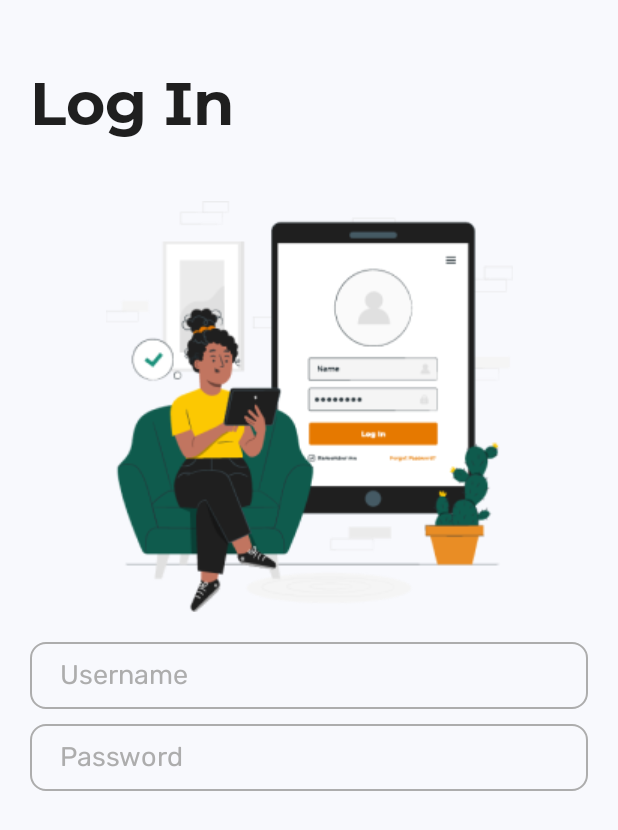
After one commit to jason-285/ReVogue, an Android app: the layout activity_login.xml on its own in the app's theme, with its tools: preview values and no code run, on a phone screen of 412 x 824 dp. The commit adds this screen. Shown: the top 830 px of the screen. Run offline under Robolectric (Android 15) with nearby library versions, the phone set to English and light mode, and no system bars.

Commit message:
Splash Screen and Login Screen Desing

```diff
--- a/app/src/main/AndroidManifest.xml
+++ b/app/src/main/AndroidManifest.xml
@@ -13,7 +13,10 @@
         android:theme="@style/Base.Theme.ReVogue"
         tools:targetApi="31">
         <activity
-            android:name=".MainActivity"
+            android:name=".Login"
+            android:exported="false" />
+        <activity
+            android:name=".SplasScreen"
             android:exported="true">
             <intent-filter>
                 <action android:name="android.intent.action.MAIN" />
--- a/app/src/main/java/com/jason/revogue/MainActivity.java
+++ b/app/src/main/java/com/jason/revogue/Login.java
@@ -4,11 +4,11 @@ import androidx.appcompat.app.AppCompatActivity;
 
 import android.os.Bundle;
 
-public class MainActivity extends AppCompatActivity {
+public class Login extends AppCompatActivity {
 
     @Override
     protected void onCreate(Bundle savedInstanceState) {
         super.onCreate(savedInstanceState);
-        setContentView(R.layout.activity_main);
+        setContentView(R.layout.activity_login);
     }
 }
--- /dev/null
+++ b/app/src/main/res/drawable/res_input.xml
@@ -0,0 +1,10 @@
+<?xml version="1.0" encoding="utf-8"?>
+<selector xmlns:android="http://schemas.android.com/apk/res/android">
+    <item>
+        <shape android:shape="rectangle">
+            <corners android:radius="10dp"/>
+            <solid android:color="@color/clr_withe"/>
+            <stroke android:color="@color/clr_grey" android:width="1dp"/>
+        </shape>
+    </item>
+</selector>
--- /dev/null
+++ b/app/src/main/res/layout/activity_login.xml
@@ -0,0 +1,68 @@
+<?xml version="1.0" encoding="utf-8"?>
+<androidx.constraintlayout.widget.ConstraintLayout xmlns:android="http://schemas.android.com/apk/res/android"
+    xmlns:app="http://schemas.android.com/apk/res-auto"
+    xmlns:tools="http://schemas.android.com/tools"
+    android:layout_width="match_parent"
+    android:layout_height="match_parent"
+    tools:context=".Login">
+
+    <TextView
+        android:id="@+id/textView"
+        android:layout_width="wrap_content"
+        android:layout_height="wrap_content"
+        android:layout_marginStart="20dp"
+        android:layout_marginTop="40dp"
+        android:text="@string/btn_str_login"
+        android:textAppearance="@style/BigTitle"
+        android:textColor="@color/clr_black"
+        app:layout_constraintStart_toStartOf="parent"
+        app:layout_constraintTop_toTopOf="parent" />
+
+    <ImageView
+        android:id="@+id/imageLogin"
+        android:layout_width="wrap_content"
+        android:layout_height="wrap_content"
+        android:layout_marginTop="40dp"
+        app:layout_constraintEnd_toEndOf="parent"
+        app:layout_constraintStart_toStartOf="parent"
+        app:layout_constraintTop_toBottomOf="@+id/textView"
+        app:srcCompat="@drawable/img_login" />
+
+    <EditText
+        android:id="@+id/inputUsernameLog"
+        android:layout_width="0dp"
+        android:layout_height="wrap_content"
+        android:layout_marginHorizontal="20dp"
+        android:layout_marginTop="20dp"
+        android:background="@drawable/res_input"
+        android:ems="10"
+        android:hint="@string/inp_str_username"
+        android:inputType="text"
+        android:paddingHorizontal="20dp"
+        android:paddingVertical="8dp"
+        android:textAppearance="@style/Inputs"
+        android:textColor="@color/clr_grey"
+        android:textColorHint="@color/clr_grey"
+        app:layout_constraintEnd_toEndOf="parent"
+        app:layout_constraintStart_toStartOf="parent"
+        app:layout_constraintTop_toBottomOf="@+id/imageLogin" />
+
+    <EditText
+        android:id="@+id/inputPasswordLog"
+        android:layout_width="0dp"
+        android:layout_height="wrap_content"
+        android:layout_marginHorizontal="20dp"
+        android:layout_marginTop="10dp"
+        android:background="@drawable/res_input"
+        android:ems="10"
+        android:hint="@string/inp_str_password"
+        android:inputType="text"
+        android:paddingHorizontal="20dp"
+        android:paddingVertical="8dp"
+        android:textAppearance="@style/Inputs"
+        android:textColor="@color/clr_grey"
+        android:textColorHint="@color/clr_grey"
+        app:layout_constraintEnd_toEndOf="parent"
+        app:layout_constraintStart_toStartOf="parent"
+        app:layout_constraintTop_toBottomOf="@+id/inputUsernameLog" />
+</androidx.constraintlayout.widget.ConstraintLayout>
--- a/app/src/main/res/values/themes.xml
+++ b/app/src/main/res/values/themes.xml
@@ -9,7 +9,7 @@
     ///Titles
     <style name="BigTitle" parent="TextAppearance.AppCompat">
         <item name="android:fontFamily">@font/montserratalternates_bold</item>
-        <item name="android:textSize">53sp</item>
+        <item name="android:textSize">40sp</item>
     </style>
 
     <style name="PresentationTitle" parent="TextAppearance.AppCompat">
@@ -134,7 +134,7 @@
 
     <style name="Inputs" parent="TextAppearance.AppCompat">
         <item name="android:fontFamily">@font/rubik_regular</item>
-        <item name="android:textSize">24sp</item>
+        <item name="android:textSize">18sp</item>
     </style>
 
     <style name="PresentationText" parent="TextAppearance.AppCompat">
```
Also changed, not shown: app/src/main/java/com/jason/revogue/SplasScreen.java (added, +59 -0 lines), app/src/main/res/layout/activity_main.xml (deleted, +0 -21 lines), app/src/main/res/layout/activity_splashscreen.xml (added, +38 -0 lines).
